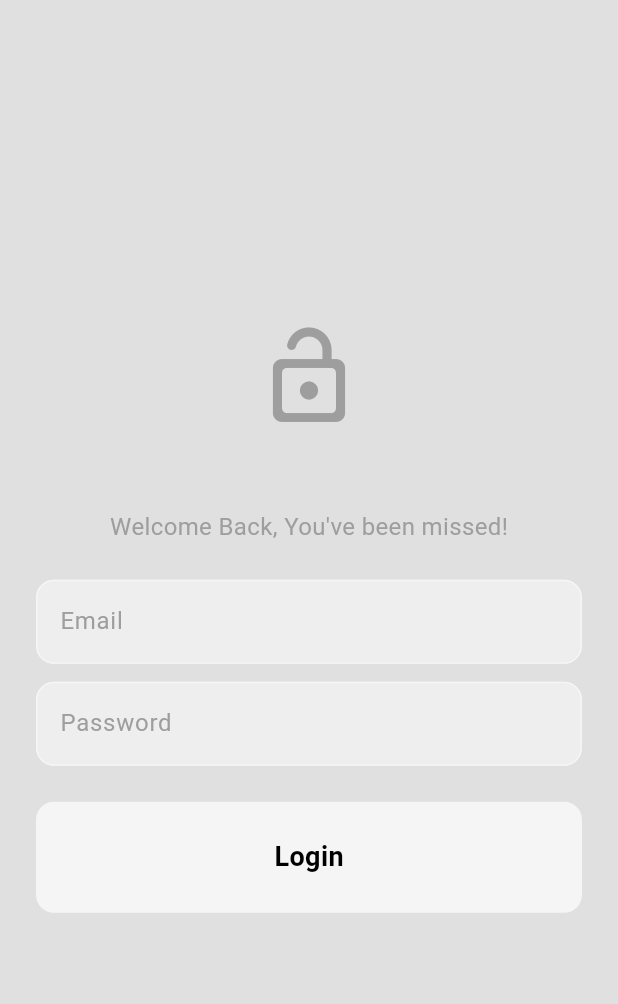
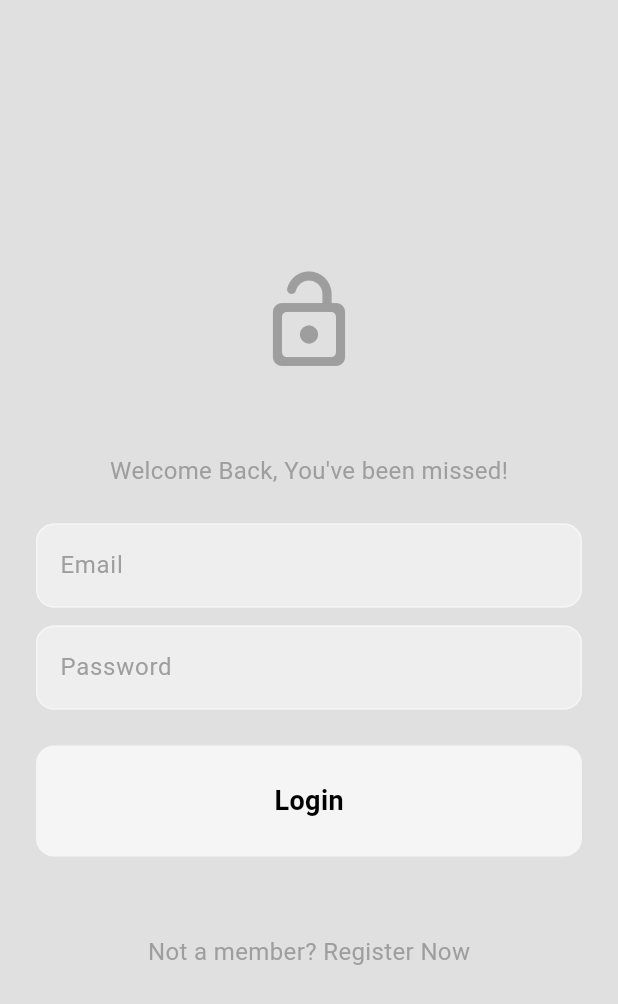
Before and after one commit to NovaLogics/lyxa-live-flutter-app, a Flutter app: the screen it shows after launch, on a phone screen of 412 x 824 dp. Shown: the top 1004 px of the screen. Run offline on Flutter 3.47's test engine with Material 3 defaults, Android fonts, the phone set to English and light mode, and no system bars; our stand-ins replace firebase_auth, firebase_core, flutter_bloc; accounts and stored records are empty; generated files the repository leaves out were written again.

Commit message:
feat [login]: Compele initial stage UI designs of LoginScreen

```diff
--- a/lib/constants/app_strings.dart
+++ b/lib/constants/app_strings.dart
@@ -5,6 +5,7 @@ class AppStrings {
 
   // Login Section
   static const String welcomeBackMessage = 'Welcome Back, You\'ve been missed!';
+  static const String registerNowMessage = 'Not a member? Register Now';
   static const String email = 'Email';
   static const String password = 'Password';
   static const String login = 'Login';
--- a/lib/features/auth/presentation/screens/login_screen.dart
+++ b/lib/features/auth/presentation/screens/login_screen.dart
@@ -57,7 +57,9 @@ class _LoginScreenState extends State<LoginScreen> {
                 ButtonUnit(
                   onTap: () {},
                   text: AppStrings.login,
-                )
+                ),
+                const SpacerUnit(height: AppDimens.size52),
+                _registerLink(),
               ],
             ),
           ),
@@ -83,4 +85,14 @@ class _LoginScreenState extends State<LoginScreen> {
       ),
     );
   }
+
+  Widget _registerLink() {
+    return Text(
+      AppStrings.registerNowMessage,
+      style: TextStyle(
+        color: Theme.of(context).colorScheme.primary,
+        fontSize: AppDimens.textSizeMedium,
+      ),
+    );
+  }
 }
```
